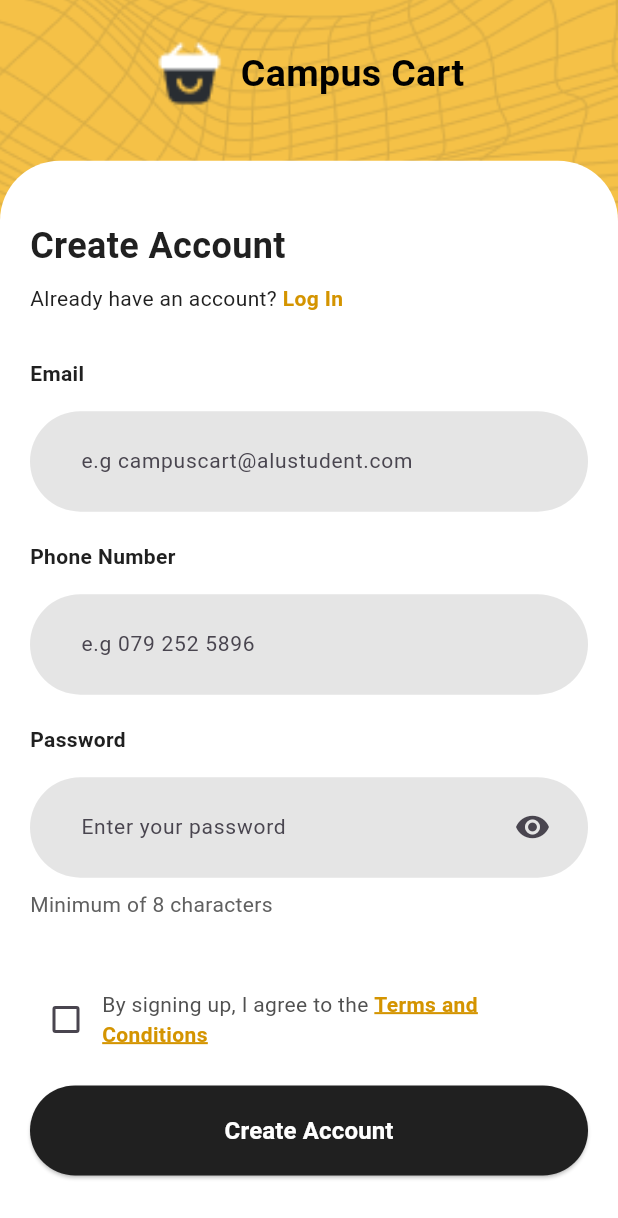
After one commit to eobolo/CAMPUS_CART_MOBILE_APP_GROUP_10, a Flutter app: the SignUpPage screen opened by its route, on a phone screen of 412 x 824 dp. The commit adds this screen. Shown: the top 1218 px of the screen. Run offline on Flutter 3.47's test engine with Material 3 defaults, Android fonts, the phone set to English and light mode, and no system bars; our stand-ins replace animated_text_kit, firebase_auth, firebase_core, firebase_database, get; accounts and stored records are empty; Roboto replaces fonts that are missing (DM Sans, Recoleta).

Commit message:
new updates

```diff
--- /dev/null
+++ b/campus_cart/lib/auth/signup.dart
@@ -0,0 +1,412 @@
+import 'package:animated_text_kit/animated_text_kit.dart';
+import 'package:campus_cart/controllers/user_controllers.dart';
+import 'package:flutter/material.dart';
+import 'package:campus_cart/visuals/splashvisuals.dart';
+import 'package:get/get.dart';
+
+class SignUpPage extends StatefulWidget {
+  const SignUpPage({super.key});
+
+  @override
+  // ignore: library_private_types_in_public_api
+  _SignUpPageState createState() => _SignUpPageState();
+}
+
+class _SignUpPageState extends State<SignUpPage> with TickerProviderStateMixin {
+  final TextEditingController emailController = TextEditingController();
+  final TextEditingController phoneController = TextEditingController();
+  final TextEditingController passwordController = TextEditingController();
+  final UserStateController userStateController =
+      Get.find<UserStateController>();
+  final GlobalKey<FormState> _formKey = GlobalKey<FormState>();
+  bool _agreedToTerms = false;
+
+  void _onSignUp() {
+    if (!(_formKey.currentState!.validate())) {
+      return;
+    } else if (!_agreedToTerms) {
+      userStateController.createAccountMessage.value = "Please Agree to Terms";
+    } else if (!userStateController.iSTermsAndConditionRead.value) {
+      userStateController.createAccountMessage.value =
+          "Please Go and Read Terms and Conditions";
+    } else {
+      userStateController.createAccountMessage.value = "Form is validated";
+    }
+  }
+
+  @override
+  Widget build(BuildContext context) {
+    return Scaffold(
+      backgroundColor: const Color(0xFFF5C147),
+      body: SafeArea(
+        child: Form(
+          key: _formKey,
+          child: Stack(
+            children: [
+              Column(
+                children: [
+                  // ignore: sized_box_for_whitespace
+                  Container(
+                    height: MediaQuery.of(context).size.height * 0.39,
+                    width: double.infinity,
+                    child: Stack(
+                      children: [
+                        Align(
+                          alignment: Alignment.bottomCenter,
+                          child: Transform.scale(
+                            scale: 1.3,
+                            child: Container(
+                              decoration: const BoxDecoration(
+                                image: DecorationImage(
+                                  image: AssetImage('assets/images/mesh.png'),
+                                  fit: BoxFit.contain,
+                                ),
+                              ),
+                            ),
+                          ),
+                        ),
+                        Align(
+                          alignment: Alignment.topCenter,
+                          child: Padding(
+                            padding: const EdgeInsets.only(top: 25),
+                            child: Row(
+                              mainAxisAlignment: MainAxisAlignment.center,
+                              children: [
+                                Container(
+                                  width: 48,
+                                  height: 48,
+                                  decoration: const BoxDecoration(
+                                    image: DecorationImage(
+                                      image: AssetImage(
+                                          'assets/images/bag-happy-bw.png'),
+                                      fit: BoxFit.contain,
+                                    ),
+                                  ),
+                                ),
+                                const SizedBox(width: 10),
+                                Text(
+                                  'Campus Cart',
+                                  style: TextStyle(
+                                    color: Splashvisuals.textColor,
+                                    fontSize: 25.0,
+                                    fontWeight: FontWeight.w700,
+                                    fontFamily: "Recoleta",
+                                  ),
+                                ),
+                              ],
+                            ),
+                          ),
+                        ),
+                      ],
+                    ),
+                  ),
+                ],
+              ),
+              Positioned(
+                top: MediaQuery.of(context).size.height * 0.13,
+                left: 0,
+                right: 0,
+                child: Expanded(
+                  child: Container(
+                    height: MediaQuery.of(context).size.height * 1,
+                    width: double.infinity,
+                    padding: const EdgeInsets.all(20),
+                    decoration: const BoxDecoration(
+                      color: Color(0xFFFFFFFF),
+                      borderRadius: BorderRadius.only(
+                        topLeft: Radius.circular(40),
+                        topRight: Radius.circular(40),
+                      ),
+                    ),
+                    child: Column(
+                      crossAxisAlignment: CrossAxisAlignment.start,
+                      children: [
+                        const Padding(
+                          padding: EdgeInsets.only(top: 20),
+                          child: Text(
+                            'Create Account',
+                            style: TextStyle(
+                              color: Color(0xFF202020),
+                              fontSize: 24,
+                              fontWeight: FontWeight.bold,
+                              fontFamily: "DM Sans",
+                            ),
+                          ),
+                        ),
+                        const SizedBox(height: 8),
+                        Row(
+                          children: [
+                            const Text(
+                              'Already have an account? ',
+                              style: TextStyle(
+                                color: Color(0xFF202020),
+                                fontSize: 14,
+                                fontFamily: "DM Sans",
+                                fontWeight: FontWeight.normal,
+                              ),
+                            ),
+                            GestureDetector(
+                              onTap: () {
+                                // Implement your sign-in navigation here
+                              },
+                              child: const Text(
+                                'Log In',
+                                style: TextStyle(
+                                  color: Color(0xFFD49400),
+                                  fontSize: 14,
+                                  fontFamily: "DM Sans",
+                                  fontWeight: FontWeight.bold,
+                                ),
+                              ),
+                            ),
+                          ],
+                        ),
+                        const SizedBox(height: 30),
+
+                        // Email field
+                        const Text(
+                          'Email',
+                          style: TextStyle(
+                            color: Color(0xFF202020),
+                            fontSize: 14,
+                            fontFamily: "DM Sans",
+                            fontWeight: FontWeight.bold,
+                          ),
+                        ),
+                        const SizedBox(height: 15),
+                        TextFormField(
+                          onSaved: (validatedEmail) {
+                            userStateController.email.value =
+                                validatedEmail as String;
+                          },
+                          validator: (validateEmail) {
+                            const String emailPattern =
+                                r'^[a-zA-Z0-9._%+-]+@[a-zA-Z0-9.-]+\.[a-zA-Z]{2,}$';
+                            final RegExp emailRegExp = RegExp(emailPattern);
+                            if (validateEmail == null ||
+                                validateEmail.isEmpty) {
+                              return 'Please enter your email';
+                            } else if (!emailRegExp.hasMatch(validateEmail)) {
+                              return 'Please enter a valid email address';
+                            }
+                            return null;
+                          },
+                          controller: emailController,
+                          keyboardType: TextInputType.emailAddress,
+                          decoration: InputDecoration(
+                            hintText: 'e.g campuscart@alustudent.com',
+                            filled: true,
+                            fillColor: const Color(0xFFE5E5E5),
+                            border: OutlineInputBorder(
+                              borderRadius: BorderRadius.circular(80),
+                              borderSide: BorderSide.none,
+                            ),
+                            contentPadding: const EdgeInsets.symmetric(
+                                vertical: 23.0, horizontal: 30.0),
+                          ),
+                          style: const TextStyle(
+                            color: Color(0xFF909090),
+                            fontSize: 14,
+                            fontFamily: "DM Sans",
+                            fontWeight: FontWeight.normal,
+                          ),
+                        ),
+                        const SizedBox(height: 20),
+
+                        // Phone field
+                        const Text(
+                          'Phone Number',
+                          style: TextStyle(
+                            color: Color(0xFF202020),
+                            fontSize: 14,
+                            fontFamily: "DM Sans",
+                            fontWeight: FontWeight.bold,
+                          ),
+                        ),
+                        const SizedBox(height: 15),
+                        TextFormField(
+                          validator: (validatePhoneNumber) {
+                            if (validatePhoneNumber == null ||
+                                validatePhoneNumber.isEmpty) {
+                              return 'Please enter a valid phone number';
+                            }
+                            return null; // Return null if valid
+                          },
+                          onSaved: (validatedPhoneNumber) {
+                            userStateController.phoneNumber.value =
+                                (validatedPhoneNumber as String)
+                                    .replaceAll(RegExp(r'\s+'), '');
+                          },
+                          controller: phoneController,
+                          keyboardType: TextInputType.phone,
+                          decoration: InputDecoration(
+                            hintText: 'e.g 079 252 5896',
+                            filled: true,
+                            fillColor: const Color(0xFFE5E5E5),
+                            border: OutlineInputBorder(
+                              borderRadius: BorderRadius.circular(80),
+                              borderSide: BorderSide.none,
+                            ),
+                            contentPadding: const EdgeInsets.symmetric(
+                                vertical: 23.0, horizontal: 30.0),
+                          ),
+                          style: const TextStyle(
+                            color: Color(0xFF909090),
+                            fontSize: 14,
+                            fontFamily: "DM Sans",
+                            fontWeight: FontWeight.normal,
+                          ),
+                        ),
+                        const SizedBox(height: 20),
+
+                        // Password field
+                        const Text(
+                          'Password',
+                          style: TextStyle(
+                            color: Color(0xFF202020),
+                            fontSize: 14,
+                            fontFamily: "DM Sans",
+                            fontWeight: FontWeight.bold,
+                          ),
+                        ),
+                        const SizedBox(height: 15),
+                        TextFormField(
+                          onSaved: (validatedPassword) {
+                            userStateController.password.value =
+                                validatedPassword as String;
+                          },
+                          validator: (validatePassword) {
+                            // Regular expression for password validation
+                            final RegExp passwordRegExp = RegExp(
+                              r'^(?=.*[a-z])(?=.*[A-Z])(?=.*\d)(?=.*[@$!%*?&])[A-Za-z\d@$!%*?&]{8,}$',
+                            );
+                            if (validatePassword == null ||
+                                validatePassword.isEmpty) {
+                              return 'Please enter your password';
+                            } else if (!passwordRegExp
+                                .hasMatch(validatePassword)) {
+                              return 'Password must be at least 8 characters long,\ninclude an uppercase letter, a lowercase letter,\na number, and a special character.';
+                            }
+                            return null; // Return null if valid
+                          },
+                          controller: passwordController,
+                          keyboardType: TextInputType.visiblePassword,
+                          decoration: InputDecoration(
+                            hintText: 'Enter your password',
+                            suffixIcon: Padding(
+                              padding: const EdgeInsets.only(right: 25),
+                              child: GestureDetector(
+                                onTap: () {
+                                  // Implement your password visibility toggle here
+                                },
+                                child: const Icon(Icons.visibility),
+                              ),
+                            ),
+                            filled: true,
+                            fillColor: const Color(0xFFE5E5E5),
+                            border: OutlineInputBorder(
+                              borderRadius: BorderRadius.circular(80),
+                              borderSide: BorderSide.none,
+                            ),
+                            contentPadding: const EdgeInsets.symmetric(
+                                vertical: 23.0, horizontal: 30.0),
+                          ),
+                          style: const TextStyle(
+                            color: Color(0xFF909090),
+                            fontSize: 14,
+                            fontFamily: "DM Sans",
+                            fontWeight: FontWeight.normal,
+                          ),
+                        ),
+                        const SizedBox(height: 8),
+                        const Text(
+                          'Minimum of 8 characters',
+                          style: TextStyle(
+                            color: Color(0xFF606060),
+                            fontSize: 14,
+                            fontFamily: "DM Sans",
+                            fontWeight: FontWeight.normal,
+                          ),
+                        ),
+                        const SizedBox(
+                          height: 10.0,
+                        ),
+                        Obx(() => Text(
+                              userStateController.createAccountMessage.value,
+                              style: const TextStyle(
+                                  color: Color.fromARGB(255, 255, 52, 38),
+                                  fontSize: 12.0,
+                                  fontWeight: FontWeight.bold),
+                            )),
+                        const SizedBox(height: 15.5),
+                        // Terms and conditions checkbox
+                        Row(
+                          children: [
+                            Checkbox(
+                              value: _agreedToTerms,
+                              onChanged: (bool? value) {
+                                setState(() {
+                                  _agreedToTerms = value ?? false;
+                                });
+                              },
+                            ),
+                            const Flexible(
+                              child: Text.rich(
+                                TextSpan(
+                                  text: 'By signing up, I agree to the ',
+                                  children: [
+                                    TextSpan(
+                                      text: 'Terms and Conditions',
+                                      style: TextStyle(
+                                        color: Color(0xFFD49400),
+                                        fontWeight: FontWeight.bold,
+                                        decoration: TextDecoration.underline,
+                                        decorationColor: Color(0xFFD49400),
+                                        decorationThickness: 2,
+                                        decorationStyle:
+                                            TextDecorationStyle.solid,
+                                      ),
+                                    ),
+                                  ],
+                                ),
+                                style: TextStyle(
+                                  color: Color(0xFF505050),
+                                  fontSize: 14,
+                                  fontFamily: "DM Sans",
+                                  fontWeight: FontWeight.normal,
+                                ),
+                              ),
+                            ),
+                          ],
+                        ),
+                        const SizedBox(height: 20),
+                        ElevatedButton(
+                            onPressed: _onSignUp,
+                            style: ElevatedButton.styleFrom(
+                              minimumSize: const Size(double.infinity, 60),
+                              backgroundColor: const Color(0xFF202020),
+                              shape: RoundedRectangleBorder(
+                                borderRadius: BorderRadius.circular(80),
+                              ),
+                            ),
+                            child: const Text(
+                              'Create Account',
+                              style: TextStyle(
+                                color: Color(0xFFFFFFFF),
+                                fontSize: 16,
+                                fontFamily: "DM Sans",
+                                fontWeight: FontWeight.bold,
+                              ),
+                            )),
+                      ],
+                    ),
+                  ),
+                ),
+              ),
+            ],
+          ),
+        ),
+      ),
+    );
+  }
+}
--- /dev/null
+++ b/campus_cart/lib/controllers/user_controllers.dart
@@ -0,0 +1,158 @@
+import 'package:firebase_auth/firebase_auth.dart';
+import 'package:firebase_database/firebase_database.dart';
+import 'package:get/get.dart';
+
+class UserStateController extends GetxController {
+/*
+	AUTHENTICATION: SIGNUP, SIGNIN, FORGOT PASSWORD, OTP and ALL.
+*/
+
+  // user details
+  RxString email = "".obs;
+  RxString password = "".obs;
+  RxString phoneNumber = "".obs;
+  bool isBuyer = true;
+  RxBool iSTermsAndConditionRead = false.obs;
+
+  // messages for Auth Pages
+  RxString createAccountMessage = "".obs;
+  RxString signUpOtpMessage = "".obs;
+
+  // Auth details
+  final FirebaseAuth _auth = FirebaseAuth.instance;
+  final DatabaseReference _dbRef = FirebaseDatabase.instance.ref();
+  User? loggedInUser;
+
+  String verificationId = '';
+  bool otpSent = false; // Track if OTP has been sent
+  DateTime? otpSentTime; // Track when OTP was sent
+  final Duration otpValidityDuration =
+      const Duration(minutes: 5); // Set OTP validity duration
+
+  // Function to send OTP to the user's phone number
+  Future<void> sendOTP(String phoneNumber) async {
+    try {
+      await _auth.verifyPhoneNumber(
+        phoneNumber: phoneNumber,
+        verificationCompleted: (PhoneAuthCredential credential) async {
+          // do nothing after verification completed
+        },
+        verificationFailed: (FirebaseAuthException e) {
+          createAccountMessage.value = "Verification failed: ${e.message}";
+        },
+        codeSent: (String verId, int? resendToken) {
+          verificationId = verId; // Store verification ID for later use
+          otpSent = true; // Mark OTP as sent
+          otpSentTime = DateTime.now(); // Record the time OTP was sent
+          createAccountMessage.value = "OTP sent!";
+        },
+        codeAutoRetrievalTimeout: (String verId) {
+          verificationId = verId; // Store verification ID for later use
+        },
+      );
+    } catch (e) {
+      createAccountMessage.value = "Error sending OTP: $e";
+    }
+  }
+
+  // Function to verify the OTP entered by the user
+  Future<bool> verifyOTP(String otp) async {
+    try {
+      PhoneAuthCredential credential = PhoneAuthProvider.credential(
+        verificationId: verificationId,
+        smsCode: otp,
+      );
+      // Attempt to sign in with the credential
+      await _auth.signInWithCredential(credential);
+      signUpOtpMessage.value = "OTP verified successfully!";
+      // Sign out immediately after verification
+      await _auth.signOut();
+
+      return true; // Return true if verification is successful
+    } catch (e) {
+      signUpOtpMessage.value = "Error verifying OTP: $e";
+      return false; // Return false if there was an error
+    }
+  }
+
+  // Function to register a new user with email and password after verifying OTP
+  Future<void> registerUser(String phoneNumber) async {
+    try {
+      // First, send the OTP for phone number verification
+      await sendOTP(phoneNumber);
+
+      await Future.delayed(const Duration(seconds: 3));
+
+      createAccountMessage.value =
+          "User registration initiated! Please verify your phone number.";
+
+      await Future.delayed(const Duration(seconds: 3));
+
+      // TODO do a push named navigation to the create account otp page
+
+    } catch (e) {
+      createAccountMessage.value = "Error during registration: $e";
+    }
+  }
+
+  // Function to handle OTP verification and create user in Firebase Authentication & Realtime Database
+  Future<void> handleOTPVerification(String otp) async {
+    bool isVerified = await verifyOTP(otp);
+
+    if (isVerified) {
+      try {
+        // Create user account with email and password after successful OTP verification
+        UserCredential userCredential =
+            await _auth.createUserWithEmailAndPassword(
+          email: email.value,
+          password: password.value,
+        );
+
+        // After creating the user, store additional info in Realtime Database
+        User? user = userCredential.user;
+        if (user != null) {
+          loggedInUser = user;
+          await _dbRef.child('users/${user.uid}').set({
+            'email': email.value,
+            'phoneNumber': phoneNumber.value,
+            'isBuyer': isBuyer,
+          });
+          await Future.delayed(const Duration(seconds: 2));
+          signUpOtpMessage.value =
+              "User created successfully with additional info!";
+        }
+      } catch (e) {
+        await Future.delayed(const Duration(seconds: 2));
+        signUpOtpMessage.value =
+            "Error creating user in Firebase Authentication: $e";
+      }
+    } else {
+      await Future.delayed(const Duration(seconds: 2));
+      signUpOtpMessage.value = "OTP verification failed. Please try again.";
+
+      // Check if OTP has expired and allow resend if needed
+      if (otpSent &&
+          otpSentTime != null &&
+          DateTime.now().isAfter(otpSentTime!.add(otpValidityDuration))) {
+        await Future.delayed(const Duration(seconds: 2));
+        signUpOtpMessage.value = "OTP has expired. You can request a new one.";
+        otpSent = false; // Reset the OTP sent status
+      } else {
+        await Future.delayed(const Duration(seconds: 2));
+        signUpOtpMessage.value = "Please enter the correct OTP.";
+      }
+    }
+  }
+
+  // Function to resend the OTP if needed
+  Future<void> resendOTP(String phoneNumber) async {
+    if (!otpSent ||
+        (otpSentTime != null &&
+            DateTime.now().isAfter(otpSentTime!.add(otpValidityDuration)))) {
+      await sendOTP(phoneNumber);
+    } else {
+      signUpOtpMessage.value =
+          "Please wait for the current OTP to expire before requesting a new one.";
+    }
+  }
+}
--- a/campus_cart/lib/home/getstartedpage.dart
+++ b/campus_cart/lib/home/getstartedpage.dart
@@ -40,9 +40,7 @@ class _GetstartedpageState extends State<Getstartedpage> {
   }
 
   void onPressedGetStarted2() {
-    setState(() {
-      page = 0;
-    });
+    Navigator.pushNamed(context, '/signin');
   }
 
   @override
```
Also changed, not shown: campus_cart/lib/main.dart (+14 -2 lines), campus_cart/pubspec.yaml (+7 -1 lines), campus_cart/assets/images/bag-happy-bw.png (added), campus_cart/assets/images/mesh.png (added), campus_cart/pubspec.lock, 4 other files.
